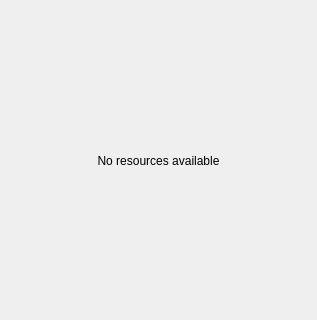
EnmaniacSoftware/ege, file trunk/Tools/EditorPlugins/ResourceLibraryPlugin/Forms/ResourceLibraryWindow.ui: the form before one commit; both pictures show x 0 to 317 and y 95 to 415 of the 317 by 512 pixel window.
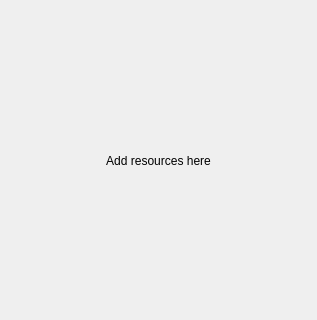
The form after the commit. The open tabs and pages were chosen to show the change.

Commit message: Further development of ResourceLibrary

```diff
--- a/trunk/Tools/EditorPlugins/ResourceLibraryPlugin/Forms/ResourceLibraryWindow.ui
+++ b/trunk/Tools/EditorPlugins/ResourceLibraryPlugin/Forms/ResourceLibraryWindow.ui
@@ -32,8 +32,8 @@
      <height>100</height>
     </size>
    </property>
-   <layout class="QGridLayout" name="gridLayout">
-    <item row="0" column="0">
+   <layout class="QVBoxLayout" name="verticalLayout">
+    <item>
      <widget class="QStackedWidget" name="stackedWidget">
       <property name="sizePolicy">
        <sizepolicy hsizetype="Expanding" vsizetype="Expanding">
@@ -70,6 +70,26 @@
         <bool>true</bool>
        </property>
       </widget>
+      <widget class="QWidget" name="empty">
+       <layout class="QVBoxLayout" name="verticalLayout_2">
+        <item>
+         <widget class="QLabel" name="label">
+          <property name="sizePolicy">
+           <sizepolicy hsizetype="MinimumExpanding" vsizetype="MinimumExpanding">
+            <horstretch>0</horstretch>
+            <verstretch>0</verstretch>
+           </sizepolicy>
+          </property>
+          <property name="text">
+           <string>Add resources here</string>
+          </property>
+          <property name="alignment">
+           <set>Qt::AlignCenter</set>
+          </property>
+         </widget>
+        </item>
+       </layout>
+      </widget>
       <widget class="QTreeView" name="view">
        <property name="selectionMode">
         <enum>QAbstractItemView::ExtendedSelection</enum>
```
The commit also changes 4 other files.
